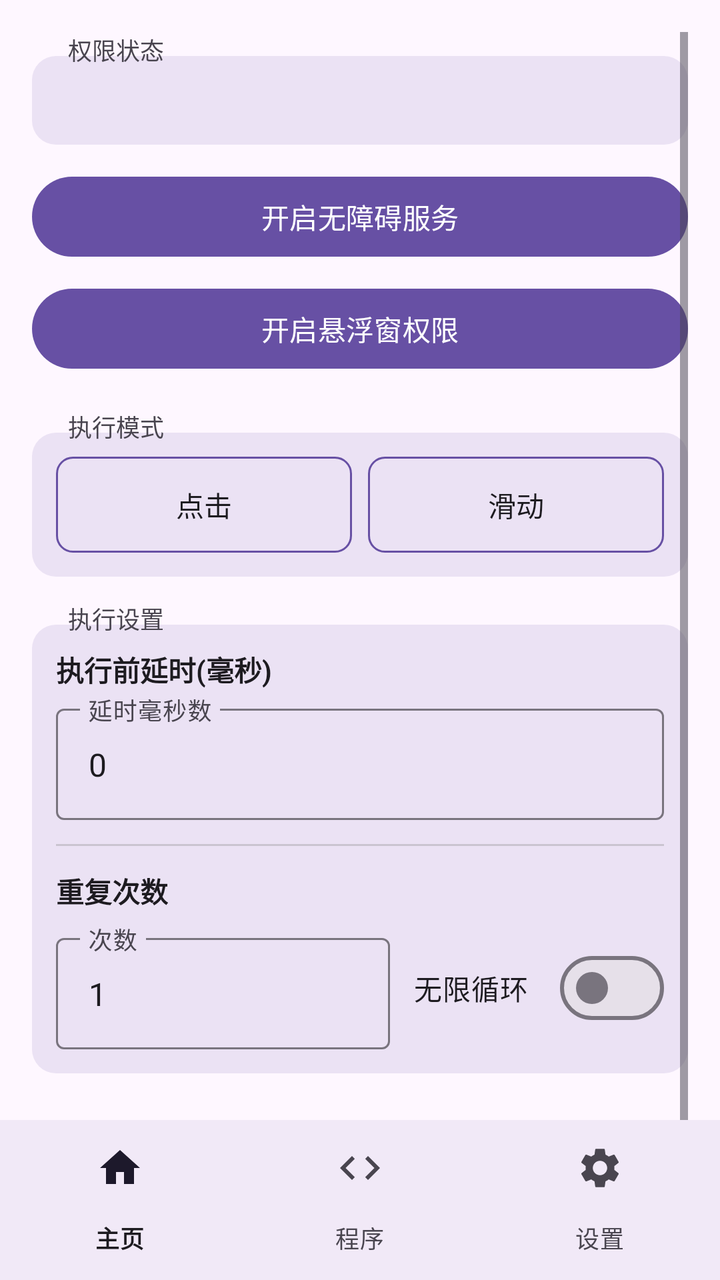
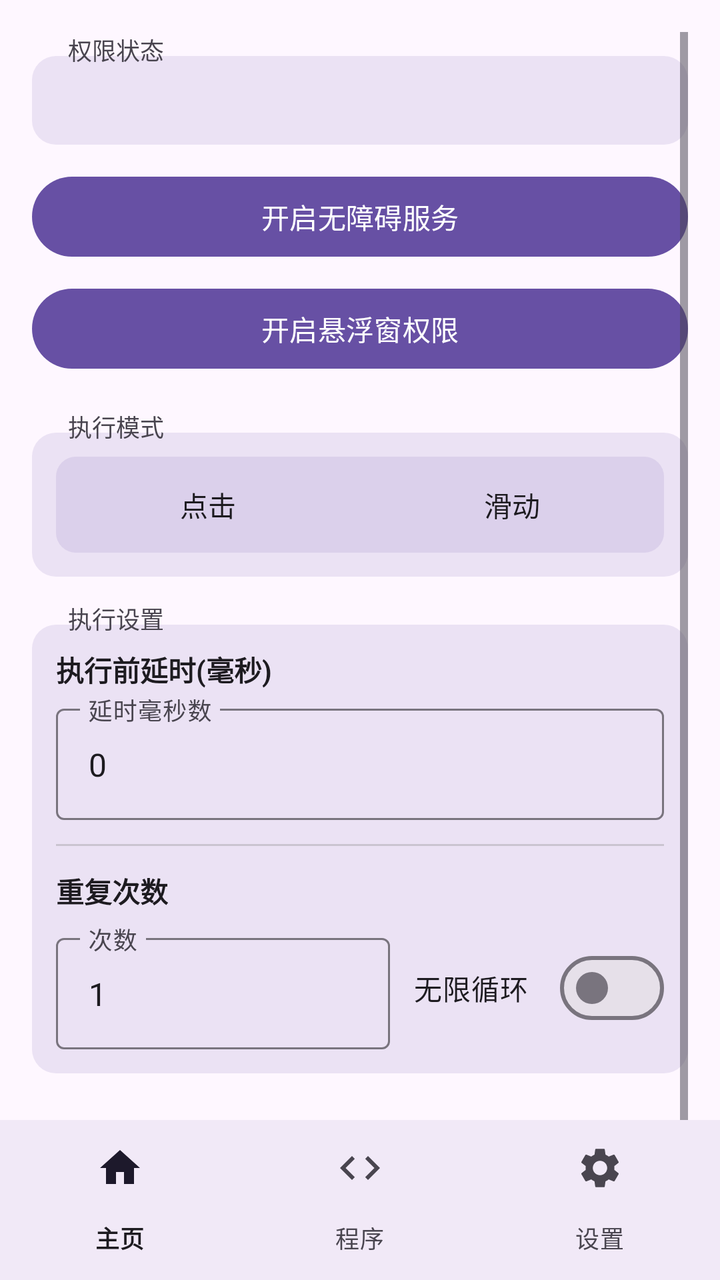

An Android layout rendered at two revisions. The XML below is the earlier revision; the diff shows what the commit changed to produce the second picture.
<!-- AndroidManifest.xml: activity theme Theme.Click -->
<!-- res/layout/activity_main.xml -->
<?xml version="1.0" encoding="utf-8"?>
<FrameLayout xmlns:android="http://schemas.android.com/apk/res/android"
    xmlns:app="http://schemas.android.com/apk/res-auto"
    android:layout_width="match_parent"
    android:layout_height="match_parent">

    
    <ScrollView
        android:id="@+id/home_content"
        android:layout_width="match_parent"
        android:layout_height="match_parent"
        android:padding="16dp">

        <LinearLayout
            android:layout_width="match_parent"
            android:layout_height="wrap_content"
            android:orientation="vertical">

            
            <TextView
                android:layout_width="wrap_content"
                android:layout_height="wrap_content"
                android:text="权限状态"
                android:textSize="12sp"
                android:textColor="?attr/colorOnSurfaceVariant"
                android:background="@android:color/transparent"
                android:paddingHorizontal="6dp"
                android:layout_marginStart="12dp"
                android:layout_marginBottom="-6dp"
                android:elevation="2dp" />

            
            <LinearLayout
                android:layout_width="match_parent"
                android:layout_height="wrap_content"
                android:orientation="vertical"
                android:background="@drawable/section_border"
                android:padding="12dp">

                <TextView
                    android:id="@+id/statusText"
                    android:layout_width="match_parent"
                    android:layout_height="wrap_content"
                    android:gravity="start"
                    android:textSize="15sp"
                    android:textStyle="bold"
                    android:textColor="?attr/colorOnSurface" />
            </LinearLayout>

            <Button
                android:id="@+id/btnEnableService"
                android:layout_width="match_parent"
                android:layout_height="wrap_content"
                android:layout_marginTop="12dp"
                android:text="开启无障碍服务" />

            <Button
                android:id="@+id/btnEnableOverlay"
                android:layout_width="match_parent"
                android:layout_height="wrap_content"
                android:layout_marginTop="8dp"
                android:text="开启悬浮窗权限" />

            
            <TextView
                android:layout_width="wrap_content"
                android:layout_height="wrap_content"
                android:layout_marginTop="16dp"
                android:text="执行模式"
                android:textSize="12sp"
                android:textColor="?attr/colorOnSurfaceVariant"
                android:background="@android:color/transparent"
                android:paddingHorizontal="6dp"
                android:layout_marginStart="12dp"
                android:layout_marginBottom="-6dp"
                android:elevation="2dp" />

            
            <LinearLayout
                android:layout_width="match_parent"
                android:layout_height="wrap_content"
                android:orientation="vertical"
                android:background="@drawable/section_border"
                android:padding="12dp">

                <LinearLayout
                    android:layout_width="match_parent"
                    android:layout_height="wrap_content"
                    android:orientation="horizontal">

                    <Button
                        android:id="@+id/radioClick"
                        android:layout_width="0dp"
                        android:layout_height="wrap_content"
                        android:layout_weight="1"
                        android:layout_marginEnd="4dp"
                        android:text="点击"
                        android:background="@drawable/btn_ripple_selector"
                        android:textColor="@color/btn_text_selector" />

                    <Button
                        android:id="@+id/radioSwipe"
                        android:layout_width="0dp"
                        android:layout_height="wrap_content"
                        android:layout_weight="1"
                        android:layout_marginStart="4dp"
                        android:text="滑动"
                        android:background="@drawable/btn_ripple_selector"
                        android:textColor="@color/btn_text_selector" />
                </LinearLayout>

                <LinearLayout
                    android:id="@+id/swipeParams"
                    android:layout_width="match_parent"
                    android:layout_height="wrap_content"
                    android:orientation="vertical"
                    android:visibility="gone"
                    android:layout_marginTop="12dp">

                    <View
                        android:layout_width="match_parent"
                        android:layout_height="1dp"
                        android:background="?attr/colorOutlineVariant" />

                    <TextView
                        android:layout_width="wrap_content"
                        android:layout_height="wrap_content"
                        android:layout_marginTop="12dp"
                        android:text="滑动方式"
                        android:textSize="13sp"
                        android:textStyle="bold"
                        android:textColor="?attr/colorOnSurface" />

                    <LinearLayout
                        android:layout_width="match_parent"
                        android:layout_height="wrap_content"
                        android:layout_marginTop="8dp"
                        android:orientation="horizontal">

                        <Button
                            android:id="@+id/radioSwipeManual"
                            android:layout_width="0dp"
                            android:layout_height="wrap_content"
                            android:layout_weight="1"
                            android:layout_marginEnd="4dp"
                            android:text="手动参数"
                            android:background="@drawable/btn_ripple_selector"
                            android:textColor="@color/btn_text_selector" />

                        <Button
                            android:id="@+id/radioSwipeGesture"
                            android:layout_width="0dp"
                            android:layout_height="wrap_content"
                            android:layout_weight="1"
                            android:layout_marginStart="4dp"
                            android:text="手势录制"
                            android:background="@drawable/btn_ripple_selector"
                            android:textColor="@color/btn_text_selector" />
                    </LinearLayout>

                    <LinearLayout
                        android:id="@+id/manualSwipeParams"
                        android:layout_width="match_parent"
                        android:layout_height="wrap_content"
                        android:orientation="vertical"
                        android:layout_marginTop="12dp">

                        <TextView
                            android:layout_width="wrap_content"
                            android:layout_height="wrap_content"
                            android:text="起点"
                            android:textSize="13sp"
                            android:textColor="?attr/colorPrimary" />

                        <LinearLayout
                            android:layout_width="match_parent"
                            android:layout_height="wrap_content"
                            android:layout_marginTop="4dp"
                            android:orientation="horizontal">

                            <com.google.android.material.textfield.TextInputLayout
                                android:layout_width="0dp"
                                android:layout_height="wrap_content"
                                android:layout_weight="1"
                                android:layout_marginEnd="4dp"
                                android:hint="起点 X (横向坐标)"
                                style="@style/Widget.Material3.TextInputLayout.OutlinedBox">

                                <com.google.android.material.textfield.TextInputEditText
                                    android:id="@+id/inputSwipeX1"
                                    android:layout_width="match_parent"
                                    android:layout_height="wrap_content"
                                    android:inputType="numberDecimal" />
                            </com.google.android.material.textfield.TextInputLayout>

                            <com.google.android.material.textfield.TextInputLayout
                                android:layout_width="0dp"
                                android:layout_height="wrap_content"
                                android:layout_weight="1"
                                android:layout_marginStart="4dp"
                                android:hint="起点 Y (纵向坐标)"
                                style="@style/Widget.Material3.TextInputLayout.OutlinedBox">

                                <com.google.android.material.textfield.TextInputEditText
                                    android:id="@+id/inputSwipeY1"
                                    android:layout_width="match_parent"
                                    android:layout_height="wrap_content"
                                    android:inputType="numberDecimal" />
                            </com.google.android.material.textfield.TextInputLayout>
                        </LinearLayout>

                        <TextView
                            android:layout_width="wrap_content"
                            android:layout_height="wrap_content"
                            android:layout_marginTop="8dp"
                            android:text="终点"
                            android:textSize="13sp"
                            android:textColor="?attr/colorPrimary" />

                        <LinearLayout
                            android:layout_width="match_parent"
                            android:layout_height="wrap_content"
                            android:layout_marginTop="4dp"
                            android:orientation="horizontal">

                            <com.google.android.material.textfield.TextInputLayout
                                android:layout_width="0dp"
                                android:layout_height="wrap_content"
                                android:layout_weight="1"
                                android:layout_marginEnd="4dp"
                                android:hint="终点 X (横向坐标)"
                                style="@style/Widget.Material3.TextInputLayout.OutlinedBox">

                                <com.google.android.material.textfield.TextInputEditText
                                    android:id="@+id/inputSwipeX2"
                                    android:layout_width="match_parent"
                                    android:layout_height="wrap_content"
                                    android:inputType="numberDecimal" />
                            </com.google.android.material.textfield.TextInputLayout>

                            <com.google.android.material.textfield.TextInputLayout
                                android:layout_width="0dp"
                                android:layout_height="wrap_content"
                                android:layout_weight="1"
                                android:layout_marginStart="4dp"
                                android:hint="终点 Y (纵向坐标)"
                                style="@style/Widget.Material3.TextInputLayout.OutlinedBox">

                                <com.google.android.material.textfield.TextInputEditText
                                    android:id="@+id/inputSwipeY2"
                                    android:layout_width="match_parent"
                                    android:layout_height="wrap_content"
                                    android:inputType="numberDecimal" />
                            </com.google.android.material.textfield.TextInputLayout>
                        </LinearLayout>

                        <TextView
                            android:layout_width="wrap_content"
                            android:layout_height="wrap_content"
                            android:layout_marginTop="8dp"
                            android:text="时长"
                            android:textSize="13sp"
                            android:textColor="?attr/colorPrimary" />

                        <com.google.android.material.textfield.TextInputLayout
                            android:layout_width="match_parent"
                            android:layout_height="wrap_content"
                            android:layout_marginTop="4dp"
                            android:hint="滑动耗时(毫秒)"
                            style="@style/Widget.Material3.TextInputLayout.OutlinedBox">

                            <com.google.android.material.textfield.TextInputEditText
                                android:id="@+id/inputSwipeDuration"
                                android:layout_width="match_parent"
                                android:layout_height="wrap_content"
                                android:inputType="number" />
                        </com.google.android.material.textfield.TextInputLayout>
                    </LinearLayout>

                    <LinearLayout
                        android:id="@+id/gestureSwipeSection"
                        android:layout_width="match_parent"
                        android:layout_height="wrap_content"
                        android:orientation="vertical"
                        android:visibility="gone"
                        android:layout_marginTop="12dp">

                        <TextView
                            android:id="@+id/lblRecordedStatus"
                            android:layout_width="wrap_content"
                            android:layout_height="wrap_content"
                            android:text=""
                            android:textSize="13sp"
                            android:textColor="?attr/colorPrimary" />

                        <Button
                            android:id="@+id/btnRecordGesture"
                            android:layout_width="match_parent"
                            android:layout_height="wrap_content"
                            android:layout_marginTop="8dp"
                            android:text="录制手势 (在屏幕上滑动)" />
                    </LinearLayout>
                </LinearLayout>
            </LinearLayout>

            
            <TextView
                android:layout_width="wrap_content"
                android:layout_height="wrap_content"
                android:layout_marginTop="12dp"
                android:text="执行设置"
                android:textSize="12sp"
                android:textColor="?attr/colorOnSurfaceVariant"
                android:background="@android:color/transparent"
                android:paddingHorizontal="6dp"
                android:layout_marginStart="12dp"
                android:layout_marginBottom="-6dp"
                android:elevation="2dp" />

            
            <LinearLayout
                android:layout_width="match_parent"
                android:layout_height="wrap_content"
                android:orientation="vertical"
                android:background="@drawable/section_border"
                android:padding="12dp">

                <TextView
                    android:layout_width="wrap_content"
                    android:layout_height="wrap_content"
                    android:text="执行前延时(毫秒)"
                    android:textSize="14sp"
                    android:textStyle="bold"
                    android:textColor="?attr/colorOnSurface" />

                <com.google.android.material.textfield.TextInputLayout
                    android:layout_width="match_parent"
                    android:layout_height="wrap_content"
                    android:layout_marginTop="4dp"
                    android:hint="延时毫秒数"
                    style="@style/Widget.Material3.TextInputLayout.OutlinedBox">

                    <com.google.android.material.textfield.TextInputEditText
                        android:id="@+id/inputDelay"
                        android:layout_width="match_parent"
                        android:layout_height="wrap_content"
                        android:inputType="number"
                        android:text="0" />
                </com.google.android.material.textfield.TextInputLayout>

                <View
                    android:layout_width="match_parent"
                    android:layout_height="1dp"
                    android:layout_marginTop="12dp"
                    android:background="?attr/colorOutlineVariant" />

                <TextView
                    android:layout_width="wrap_content"
                    android:layout_height="wrap_content"
                    android:layout_marginTop="12dp"
                    android:text="重复次数"
                    android:textSize="14sp"
                    android:textStyle="bold"
                    android:textColor="?attr/colorOnSurface" />

                <LinearLayout
                    android:layout_width="match_parent"
                    android:layout_height="wrap_content"
                    android:layout_marginTop="8dp"
                    android:orientation="horizontal"
                    android:gravity="center_vertical">

                    <com.google.android.material.textfield.TextInputLayout
                        android:layout_width="0dp"
                        android:layout_height="wrap_content"
                        android:layout_weight="1"
                        android:hint="次数"
                        style="@style/Widget.Material3.TextInputLayout.OutlinedBox">

                        <com.google.android.material.textfield.TextInputEditText
                            android:id="@+id/inputRepeat"
                            android:layout_width="match_parent"
                            android:layout_height="wrap_content"
                            android:inputType="number"
                            android:text="1" />
                    </com.google.android.material.textfield.TextInputLayout>

                    <com.google.android.material.materialswitch.MaterialSwitch
                        android:id="@+id/checkInfinite"
                        android:layout_width="wrap_content"
                        android:layout_height="wrap_content"
                        android:layout_marginStart="12dp"
                        android:text="无限循环" />
                </LinearLayout>
            </LinearLayout>

            <FrameLayout
                android:layout_width="match_parent"
                android:layout_height="wrap_content"
                android:layout_marginTop="24dp">

                <Button
                    android:id="@+id/btnStartFloating"
                    android:layout_width="match_parent"
                    android:layout_height="wrap_content"
                    android:text="启动悬浮球"
                    android:enabled="false" />

                <View
                    android:id="@+id/btnStartOverlay"
                    android:layout_width="match_parent"
                    android:layout_height="match_parent"
                    android:background="@android:color/transparent"
                    android:clickable="true"
                    android:visibility="gone" />
            </FrameLayout>

            <Button
                android:id="@+id/btnStopFloating"
                android:layout_width="match_parent"
                android:layout_height="wrap_content"
                android:layout_marginTop="8dp"
                android:text="停止悬浮球"
                android:enabled="false" />

        </LinearLayout>
    </ScrollView>

    
    <LinearLayout
        android:id="@+id/program_page"
        android:layout_width="match_parent"
        android:layout_height="match_parent"
        android:orientation="vertical"
        android:gravity="center"
        android:visibility="gone" />

    
    <LinearLayout
        android:id="@+id/settings_page"
        android:layout_width="match_parent"
        android:layout_height="match_parent"
        android:orientation="vertical"
        android:gravity="center"
        android:visibility="gone" />

    
    <com.google.android.material.bottomnavigation.BottomNavigationView
        android:id="@+id/bottom_navigation"
        android:layout_width="match_parent"
        android:layout_height="wrap_content"
        android:layout_gravity="bottom"
        android:background="?attr/colorSurface"
        app:labelVisibilityMode="labeled"
        app:menu="@menu/bottom_nav_menu" />

</FrameLayout>
<!-- resources referenced by this layout -->
<resources>
  <!-- drawable btn_ripple_selector (drawable) -->
  <?xml version="1.0" encoding="utf-8"?>
  <ripple xmlns:android="http://schemas.android.com/apk/res/android"
      android:color="@color/md_theme_primary">
      <item android:id="@android:id/mask">
          <shape android:shape="rectangle">
              <solid android:color="@android:color/white" />
              <corners android:radius="8dp" />
          </shape>
      </item>
      <item>
          <selector>
              <item android:state_selected="true">
                  <shape android:shape="rectangle">
                      <solid android:color="@color/md_theme_primary" />
                      <corners android:radius="8dp" />
                  </shape>
              </item>
              <item>
                  <shape android:shape="rectangle">
                      <solid android:color="@android:color/transparent" />
                      <corners android:radius="8dp" />
                      <stroke android:width="1dp" android:color="@color/md_theme_outline" />
                  </shape>
              </item>
          </selector>
      </item>
  </ripple>
  <!-- drawable section_border (drawable) -->
  <?xml version="1.0" encoding="utf-8"?>
  <shape xmlns:android="http://schemas.android.com/apk/res/android"
      android:shape="rectangle">
      <solid android:color="@color/section_background" />
      <corners android:radius="12dp" />
  </shape>
  <color name="md_theme_primary">#6750A4</color>
  <color name="md_theme_outline">#79747E</color>
  <color name="section_background">#206750A4</color>
  <color name="md_theme_onPrimary">#FFFFFF</color>
  <color name="md_theme_primaryContainer">#EADDFF</color>
  <color name="md_theme_onPrimaryContainer">#21005D</color>
  <color name="md_theme_secondary">#625B71</color>
  <color name="md_theme_onSecondary">#FFFFFF</color>
  <color name="md_theme_secondaryContainer">#E8DEF8</color>
  <color name="md_theme_onSecondaryContainer">#1D192B</color>
  <color name="md_theme_background">#FEF7FF</color>
  <color name="md_theme_onBackground">#1D1B20</color>
  <color name="md_theme_surface">#FEF7FF</color>
  <color name="md_theme_onSurface">#1D1B20</color>
  <color name="md_theme_surfaceVariant">#E7E0EC</color>
  <color name="md_theme_onSurfaceVariant">#49454F</color>
  <color name="md_theme_outlineVariant">#CAC4D0</color>
  <!-- unchanged entries left out for length: 2 -->
</resources>

<!-- the commit's change to res/layout/activity_main.xml (unified diff, before → after) -->
@@ -83,31 +83,43 @@
                 android:background="@drawable/section_border"
                 android:padding="12dp">
 
-                <LinearLayout
-                    android:layout_width="match_parent"
-                    android:layout_height="wrap_content"
-                    android:orientation="horizontal">
-
-                    <Button
-                        android:id="@+id/radioClick"
+                <FrameLayout
+                    android:layout_width="match_parent"
+                    android:layout_height="wrap_content"
+                    android:background="@drawable/segment_bg">
+
+                    <View
+                        android:id="@+id/modeIndicator"
                         android:layout_width="0dp"
-                        android:layout_height="wrap_content"
-                        android:layout_weight="1"
-                        android:layout_marginEnd="4dp"
-                        android:text="点击"
-                        android:background="@drawable/btn_ripple_selector"
-                        android:textColor="@color/btn_text_selector" />
-
-                    <Button
-                        android:id="@+id/radioSwipe"
-                        android:layout_width="0dp"
-                        android:layout_height="wrap_content"
-                        android:layout_weight="1"
+                        android:layout_height="36dp"
+                        android:layout_gravity="center_vertical"
                         android:layout_marginStart="4dp"
-                        android:text="滑动"
-                        android:background="@drawable/btn_ripple_selector"
-                        android:textColor="@color/btn_text_selector" />
-                </LinearLayout>
+                        android:background="@drawable/segment_selected" />
+
+                    <LinearLayout
+                        android:layout_width="match_parent"
+                        android:layout_height="wrap_content"
+                        android:orientation="horizontal">
+
+                        <Button
+                            android:id="@+id/radioClick"
+                            android:layout_width="0dp"
+                            android:layout_height="wrap_content"
+                            android:layout_weight="1"
+                            android:text="点击"
+                            android:background="@android:color/transparent"
+                            android:textColor="@color/btn_text_selector" />
+
+                        <Button
+                            android:id="@+id/radioSwipe"
+                            android:layout_width="0dp"
+                            android:layout_height="wrap_content"
+                            android:layout_weight="1"
+                            android:text="滑动"
+                            android:background="@android:color/transparent"
+                            android:textColor="@color/btn_text_selector" />
+                    </LinearLayout>
+                </FrameLayout>
 
                 <LinearLayout
                     android:id="@+id/swipeParams"
@@ -131,32 +143,44 @@
                         android:textStyle="bold"
                         android:textColor="?attr/colorOnSurface" />
 
-                    <LinearLayout
+                    <FrameLayout
                         android:layout_width="match_parent"
                         android:layout_height="wrap_content"
                         android:layout_marginTop="8dp"
-                        android:orientation="horizontal">
-
-                        <Button
-                            android:id="@+id/radioSwipeManual"
+                        android:background="@drawable/segment_bg">
+
+                        <View
+                            android:id="@+id/swipeMethodIndicator"
                             android:layout_width="0dp"
-                            android:layout_height="wrap_content"
-                            android:layout_weight="1"
-                            android:layout_marginEnd="4dp"
-                            android:text="手动参数"
-                            android:background="@drawable/btn_ripple_selector"
-                            android:textColor="@color/btn_text_selector" />
-
-                        <Button
-                            android:id="@+id/radioSwipeGesture"
-                            android:layout_width="0dp"
-                            android:layout_height="wrap_content"
-                            android:layout_weight="1"
+                            android:layout_height="36dp"
+                            android:layout_gravity="center_vertical"
                             android:layout_marginStart="4dp"
-                            android:text="手势录制"
-                            android:background="@drawable/btn_ripple_selector"
-                            android:textColor="@color/btn_text_selector" />
-                    </LinearLayout>
+                            android:background="@drawable/segment_selected" />
+
+                        <LinearLayout
+                            android:layout_width="match_parent"
+                            android:layout_height="wrap_content"
+                            android:orientation="horizontal">
+
+                            <Button
+                                android:id="@+id/radioSwipeManual"
+                                android:layout_width="0dp"
+                                android:layout_height="wrap_content"
+                                android:layout_weight="1"
+                                android:text="手动参数"
+                                android:background="@android:color/transparent"
+                                android:textColor="@color/btn_text_selector" />
+
+                            <Button
+                                android:id="@+id/radioSwipeGesture"
+                                android:layout_width="0dp"
+                                android:layout_height="wrap_content"
+                                android:layout_weight="1"
+                                android:text="手势录制"
+                                android:background="@android:color/transparent"
+                                android:textColor="@color/btn_text_selector" />
+                        </LinearLayout>
+                    </FrameLayout>
 
                     <LinearLayout
                         android:id="@+id/manualSwipeParams"
<!-- resource entries referenced after the edit -->
@@ -1,39 +1,25 @@
 <!-- resources referenced by this layout -->
 <resources>
-  <!-- drawable btn_ripple_selector (drawable) -->
-  <?xml version="1.0" encoding="utf-8"?>
-  <ripple xmlns:android="http://schemas.android.com/apk/res/android"
-      android:color="@color/md_theme_primary">
-      <item android:id="@android:id/mask">
-          <shape android:shape="rectangle">
-              <solid android:color="@android:color/white" />
-              <corners android:radius="8dp" />
-          </shape>
-      </item>
-      <item>
-          <selector>
-              <item android:state_selected="true">
-                  <shape android:shape="rectangle">
-                      <solid android:color="@color/md_theme_primary" />
-                      <corners android:radius="8dp" />
-                  </shape>
-              </item>
-              <item>
-                  <shape android:shape="rectangle">
-                      <solid android:color="@android:color/transparent" />
-                      <corners android:radius="8dp" />
-                      <stroke android:width="1dp" android:color="@color/md_theme_outline" />
-                  </shape>
-              </item>
-          </selector>
-      </item>
-  </ripple>
   <!-- drawable section_border (drawable) -->
   <?xml version="1.0" encoding="utf-8"?>
   <shape xmlns:android="http://schemas.android.com/apk/res/android"
       android:shape="rectangle">
       <solid android:color="@color/section_background" />
       <corners android:radius="12dp" />
+  </shape>
+  <!-- drawable segment_bg (drawable) -->
+  <?xml version="1.0" encoding="utf-8"?>
+  <shape xmlns:android="http://schemas.android.com/apk/res/android"
+      android:shape="rectangle">
+      <solid android:color="#206750A4" />
+      <corners android:radius="10dp" />
+  </shape>
+  <!-- drawable segment_selected (drawable) -->
+  <?xml version="1.0" encoding="utf-8"?>
+  <shape xmlns:android="http://schemas.android.com/apk/res/android"
+      android:shape="rectangle">
+      <solid android:color="@color/md_theme_primary" />
+      <corners android:radius="8dp" />
   </shape>
   <color name="md_theme_primary">#6750A4</color>
   <color name="md_theme_outline">#79747E</color>
